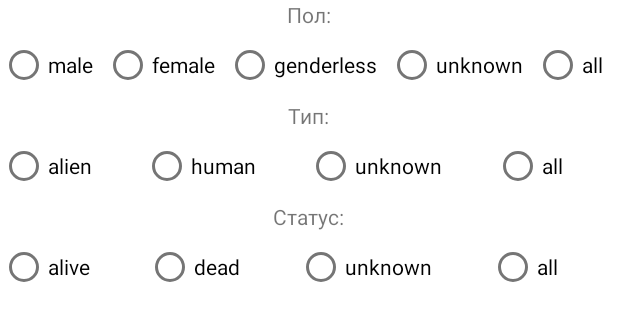
After one commit to Mongke22/AstonFinalProject, an Android app: the layout filter_characters.xml on its own in the app's theme, with its tools: preview values and no code run, on a phone screen of 412 x 824 dp. The commit adds this screen. Shown: the top 321 px of the screen. Run offline under Robolectric (Android 15) with nearby library versions, the phone set to English and light mode, and no system bars; network calls fail.

Commit message:
Вьюмодель с фильтром и реализация для персонажей

```diff
--- a/app/src/main/java/com/example/astonfinalproject/presentation/filter/FilterDialog.kt
+++ b/app/src/main/java/com/example/astonfinalproject/presentation/filter/FilterDialog.kt
@@ -18,11 +18,15 @@ abstract class FilterDialog<VB: ViewBinding> : DialogFragment() {
 
     abstract fun initFilter()
 
+    abstract fun filterLogic()
+
     override fun onCreateDialog(savedInstanceState: Bundle?): Dialog {
         return activity?.let {
             val builder = AlertDialog.Builder(it)
 
             initFilter()
+
+            filterLogic()
 
             _binding = getViewBinding()
 
@@ -30,7 +34,7 @@ abstract class FilterDialog<VB: ViewBinding> : DialogFragment() {
                 .setView(binding.root)
                 .setPositiveButton("Применить"
                 ) { dialog, id ->
-                    onApplyFunc?.invoke() ?: throw RuntimeException("Определите запись фильтра")
+                    onApplyFunc?.invoke()
                     dialog.cancel()
                 }
                 .setNegativeButton("Отмена") {
--- a/app/src/main/java/com/example/astonfinalproject/presentation/recyclerView/holders/CharacterViewHolder.kt
+++ b/app/src/main/java/com/example/astonfinalproject/presentation/recyclerView/holders/CharacterViewHolder.kt
@@ -83,6 +83,10 @@ class CharacterViewHolder(
             image.setImageResource(R.drawable.default_picture)
             return
         }
+        if(src != "unknown"){
+            image.setImageURI(Uri.parse(src))
+            return
+        }
         val uiHandler = Handler(Looper.getMainLooper())
         uiHandler.post {
             Picasso.with(view.context)
--- /dev/null
+++ b/app/src/main/res/layout/filter_characters.xml
@@ -0,0 +1,152 @@
+<?xml version="1.0" encoding="utf-8"?>
+<androidx.constraintlayout.widget.ConstraintLayout xmlns:android="http://schemas.android.com/apk/res/android"
+    xmlns:app="http://schemas.android.com/apk/res-auto"
+    android:layout_width="match_parent"
+    android:layout_height="match_parent">
+
+    <LinearLayout
+        android:layout_width="0dp"
+        android:layout_height="0dp"
+        android:orientation="vertical"
+        app:layout_constraintBottom_toBottomOf="parent"
+        app:layout_constraintEnd_toEndOf="parent"
+        app:layout_constraintStart_toStartOf="parent"
+        app:layout_constraintTop_toTopOf="parent">
+
+
+
+        <TextView
+            android:layout_width="wrap_content"
+            android:layout_height="wrap_content"
+            android:layout_gravity="center"
+            android:text="Пол:"
+            />
+        <RadioGroup
+            android:id="@+id/rgGender"
+            android:layout_width="match_parent"
+            android:layout_height="wrap_content"
+            android:orientation="horizontal">
+
+            <RadioButton
+                android:id="@+id/rbMale"
+                android:layout_width="wrap_content"
+                android:layout_height="wrap_content"
+                android:layout_weight="1"
+                android:text="male" />
+
+            <RadioButton
+                android:id="@+id/rbFemale"
+                android:layout_width="wrap_content"
+                android:layout_height="wrap_content"
+                android:layout_weight="1"
+                android:text="female" />
+
+            <RadioButton
+                android:id="@+id/rbGenderless"
+                android:layout_width="wrap_content"
+                android:layout_height="wrap_content"
+                android:layout_weight="1"
+                android:text="genderless" />
+
+            <RadioButton
+                android:id="@+id/rbGenderUnknown"
+                android:layout_width="wrap_content"
+                android:layout_height="wrap_content"
+                android:layout_weight="1"
+                android:text="unknown" />
+
+            <RadioButton
+                android:id="@+id/rbGenderAll"
+                android:layout_width="wrap_content"
+                android:layout_height="wrap_content"
+                android:layout_weight="1"
+                android:text="all" />
+
+        </RadioGroup>
+
+        <TextView
+            android:layout_width="wrap_content"
+            android:layout_height="wrap_content"
+            android:layout_gravity="center"
+            android:text="Тип:"
+            />
+        <RadioGroup
+            android:id="@+id/rgSpecies"
+            android:layout_width="match_parent"
+            android:layout_height="wrap_content"
+            android:orientation="horizontal">
+
+            <RadioButton
+                android:id="@+id/rbAlien"
+                android:layout_width="wrap_content"
+                android:layout_height="wrap_content"
+                android:layout_weight="1"
+                android:text="alien" />
+
+            <RadioButton
+                android:id="@+id/rbHuman"
+                android:layout_width="wrap_content"
+                android:layout_height="wrap_content"
+                android:layout_weight="1"
+                android:text="human" />
+
+            <RadioButton
+                android:id="@+id/rbSpeciesUnknown"
+                android:layout_width="wrap_content"
+                android:layout_height="wrap_content"
+                android:layout_weight="1"
+                android:text="unknown" />
+
+            <RadioButton
+                android:id="@+id/rbSpeciesAll"
+                android:layout_width="wrap_content"
+                android:layout_height="wrap_content"
+                android:layout_weight="1"
+                android:text="all" />
+        </RadioGroup>
+
+        <TextView
+            android:layout_width="wrap_content"
+            android:layout_height="wrap_content"
+            android:layout_gravity="center"
+            android:text="Статус:"
+            />
+        <RadioGroup
+            android:id="@+id/rgStatus"
+            android:layout_width="match_parent"
+            android:layout_height="wrap_content"
+            android:orientation="horizontal">
+
+            <RadioButton
+                android:id="@+id/rbAlive"
+                android:layout_width="wrap_content"
+                android:layout_height="wrap_content"
+                android:layout_weight="1"
+                android:text="alive" />
+
+            <RadioButton
+                android:id="@+id/rbDead"
+                android:layout_width="wrap_content"
+                android:layout_height="wrap_content"
+                android:layout_weight="1"
+                android:text="dead" />
+
+            <RadioButton
+                android:id="@+id/rbStatusUnknown"
+                android:layout_width="wrap_content"
+                android:layout_height="wrap_content"
+                android:layout_weight="1"
+                android:text="unknown" />
+
+            <RadioButton
+                android:id="@+id/rbStatusAll"
+                android:layout_width="wrap_content"
+                android:layout_height="wrap_content"
+                android:layout_weight="1"
+                android:text="all" />
+
+        </RadioGroup>
+
+    </LinearLayout>
+
+</androidx.constraintlayout.widget.ConstraintLayout>
--- /dev/null
+++ b/app/src/main/res/layout/filter_episodes.xml
@@ -0,0 +1,6 @@
+<?xml version="1.0" encoding="utf-8"?>
+<androidx.constraintlayout.widget.ConstraintLayout xmlns:android="http://schemas.android.com/apk/res/android"
+    android:layout_width="match_parent"
+    android:layout_height="match_parent">
+
+</androidx.constraintlayout.widget.ConstraintLayout>
--- /dev/null
+++ b/app/src/main/res/layout/filter_locations.xml
@@ -0,0 +1,6 @@
+<?xml version="1.0" encoding="utf-8"?>
+<androidx.constraintlayout.widget.ConstraintLayout xmlns:android="http://schemas.android.com/apk/res/android"
+    android:layout_width="match_parent"
+    android:layout_height="match_parent">
+
+</androidx.constraintlayout.widget.ConstraintLayout>
```
Also changed, not shown: app/src/main/java/com/example/astonfinalproject/presentation/MainViewModel.kt (+27 -0 lines), app/src/main/java/com/example/astonfinalproject/presentation/filter/CharacterFilterDialog.kt (added, +114 -0 lines), app/src/main/java/com/example/astonfinalproject/presentation/fragments/CharacterFragment.kt (+32 -3 lines).
